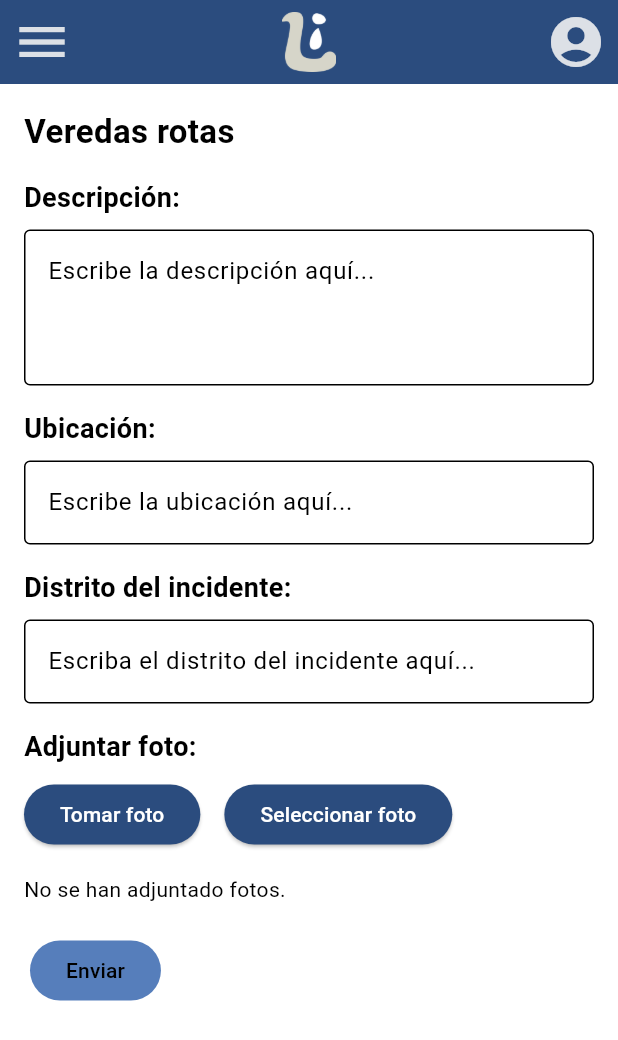
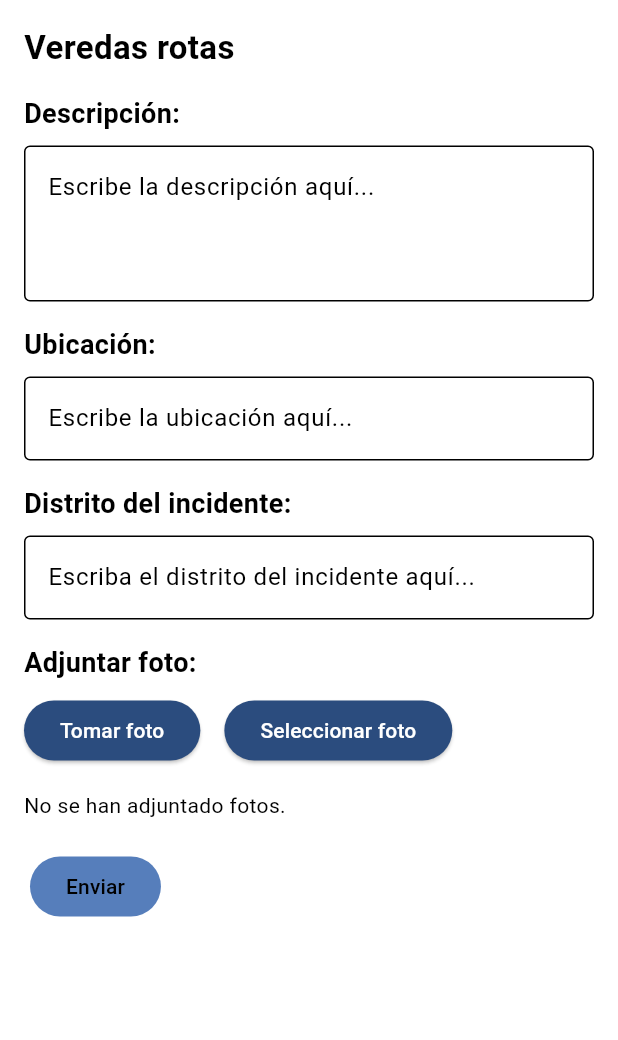
Before and after one commit to AppLima/inlima_mobile, a Flutter app: the HomePage screen opened by its route, after a tap on "Veredas rotas", on a phone screen of 412 x 824 dp. Shown: the top 1040 px of the screen. Run offline on Flutter 3.47's test engine with Material 3 defaults, Android fonts, the light colour scheme and no system bars; our stand-ins replace firebase_core, firebase_storage, flutter_svg, get, image_picker; accounts and stored records are empty; network calls fail; project files that could hold a hidden picture were left out.

Commit message:
fix: duplicidad de appbars

```diff
--- a/lib/main.dart
+++ b/lib/main.dart
@@ -32,7 +32,7 @@ class MyApp extends StatelessWidget {
       home: Scaffold(
         appBar: AppBar(title: const Text('Inlima')),
       ),
-      initialRoute: '/perfil',
+      initialRoute: '/login/pagina_principal',
       routes: {
         '/login/pagina_principal': (context) => PaginaPrincipalPage(),
         '/login/inicio': (context) => InicioPage(isRegister: false), //login - register
--- a/lib/pages/complaint/complaint_page.dart
+++ b/lib/pages/complaint/complaint_page.dart
@@ -10,7 +10,7 @@ class ComplaintPage extends StatelessWidget {
   @override
   Widget build(BuildContext context) {
     return Scaffold(
-      appBar: const InLimaAppBar(),
+      appBar: null,
       body: Obx(() {
         if (complaintController.complaints.isEmpty) {
           return const Center(child: CircularProgressIndicator());
--- a/lib/pages/description/description_page.dart
+++ b/lib/pages/description/description_page.dart
@@ -106,7 +106,7 @@ class _DescriptionPageState extends State<DescriptionPage> {
     print(asunto);
 
     return Scaffold(
-      appBar: const InLimaAppBar(),
+      appBar: null,
       body: Padding(
         padding: const EdgeInsets.all(16.0),
         child: SingleChildScrollView(
--- a/lib/pages/home/home_page.dart
+++ b/lib/pages/home/home_page.dart
@@ -1,4 +1,5 @@
 import 'package:flutter/material.dart';
+import 'package:inlima_mobile/components/inlima_appbar.dart';
 import 'package:inlima_mobile/models/usuario.dart';
 import '../sos/sos_page.dart';
 import '../complaint/complaint_page.dart'; // Import for Complaint Page
@@ -16,7 +17,6 @@ class HomePage extends StatefulWidget {
 class _HomePageState extends State<HomePage> {
   int _selectedIndex = 0;
 
-  // List of pages connected to the bottom nav bar
   final List<Widget> _pages = [
     ComplaintPage(), // Complaint page
     SOSPage(), // SOS page
@@ -24,7 +24,6 @@ class _HomePageState extends State<HomePage> {
     Center(child: Text('Historial')), // Placeholder for Historial
   ];
 
-  // Update selected tab index when a tab is tapped
   void _onItemTapped(int index) {
     setState(() {
       _selectedIndex = index;
@@ -34,28 +33,10 @@ class _HomePageState extends State<HomePage> {
   @override
   Widget build(BuildContext context) {
     return Scaffold(
-      appBar: AppBar(
-        title: Text('Bienvenido'),
-      ),
+      appBar: const InLimaAppBar(),
       body: Stack(
         children: [
-          _pages[_selectedIndex], // Display the selected page
-          // Coloca el botón en el centro de la pantalla
-          Align(
-            alignment: Alignment.bottomCenter,
-            child: Padding(
-              padding: const EdgeInsets.all(16.0),
-              child: ElevatedButton(
-                onPressed: () {
-                  Navigator.push(
-                    context,
-                    MaterialPageRoute(builder: (context) => ComplaintPage()),
-                  );
-                },
-                child: const Text('Realizar una queja'),
-              ),
-            ),
-          ),
+          _pages[_selectedIndex]
         ],
       ),
       bottomNavigationBar: BottomNavigationBar(
--- a/lib/pages/sos/sos_page.dart
+++ b/lib/pages/sos/sos_page.dart
@@ -8,9 +8,7 @@ class SOSPage extends StatelessWidget {
   @override
   Widget build(BuildContext context) {
     return Scaffold(
-      appBar: AppBar(
-        title: Text('SOS'),
-      ),
+      appBar: null,
       body: Padding(
         padding: const EdgeInsets.all(16.0),
         child: Column(
--- a/lib/pages/survey/survey.dart
+++ b/lib/pages/survey/survey.dart
@@ -46,7 +46,7 @@ class SurveyPage extends StatelessWidget {
 @override
 Widget build(BuildContext context) {
   return Scaffold(
-    appBar: AppBar(title: const Text('Sondeos disponibles')),
+    appBar: null,
     body: _buildBody(context),
     floatingActionButton: Obx(() {
       if (sesion.usuario.rolId == 1) {
--- a/lib/pages/survey_creation/survey_creation.dart
+++ b/lib/pages/survey_creation/survey_creation.dart
@@ -11,7 +11,7 @@ class SurveyCreationPage extends StatelessWidget {
   Widget build(BuildContext context) {
     return Scaffold(
       resizeToAvoidBottomInset: true,
-      appBar: AppBar(title: const Text('Crea un nuevo sondeo')),
+      appBar: null,
       body: SafeArea(
         child: SingleChildScrollView(
           child: Padding(
--- a/lib/pages/survey_description/survey_description.dart
+++ b/lib/pages/survey_description/survey_description.dart
@@ -125,9 +125,7 @@ class SurveyDescription extends StatelessWidget {
   Widget build(BuildContext context) {
     final Sondeo sondeo = ModalRoute.of(context)!.settings.arguments as Sondeo;
     return Scaffold(
-        appBar: AppBar(
-          title: const Text("Descripción del Proyecto"),
-        ),
+        appBar: null,
         body: _buildBody(context, sondeo));
   }
 }
```
